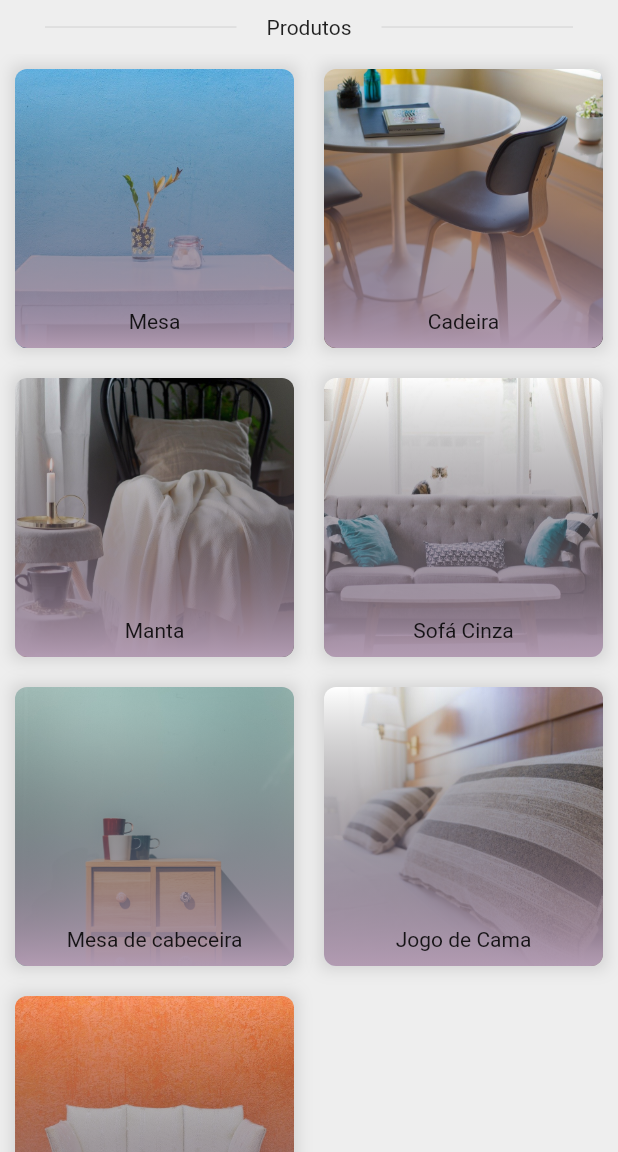
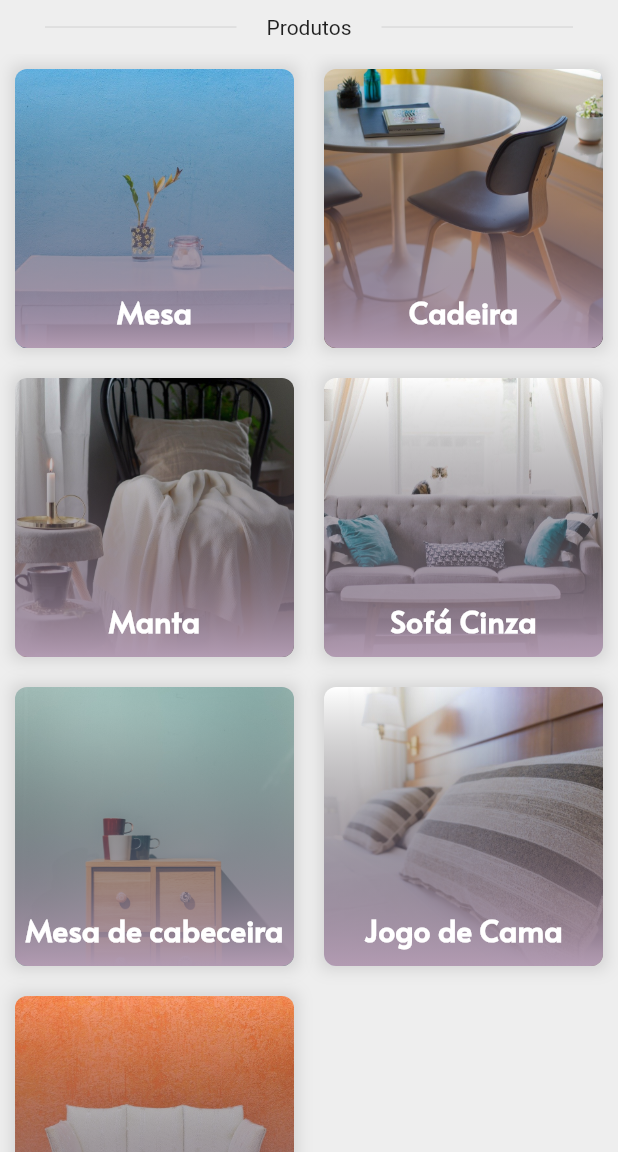
Before and after one commit to AdoniroSalles/lojinha_alura, a Flutter app: the screen it shows after launch, on a phone screen of 412 x 824 dp, the part 84-1236 px from its top. Run offline on Flutter 3.47's test engine with Material 2 defaults, Android fonts, the phone set to English and light mode, and no system bars.

Commit message:
create details page

```diff
--- a/lib/main.dart
+++ b/lib/main.dart
@@ -2,6 +2,7 @@ import 'package:flutter/material.dart';
 import 'package:loja_alura/pages/carrinho.dart';
 import 'package:loja_alura/pages/detalhes.dart';
 import 'package:loja_alura/pages/inicio.dart';
+import 'package:loja_alura/paleta_cores.dart';
 
 void main() {
   runApp(MyApp());
@@ -14,7 +15,21 @@ class MyApp extends StatelessWidget {
       debugShowCheckedModeBanner: false,
       title: 'Flutter Demo',
       theme: ThemeData(
-        primarySwatch: Colors.blue,
+        primarySwatch: PaletaCores().lilas,
+        textTheme: TextTheme(
+          headline1: TextStyle(
+            fontSize: 20,
+            fontFamily: 'Alata',
+            fontWeight: FontWeight.bold,
+            color: Colors.black,
+          ),
+          headline2: TextStyle(
+            fontSize: 20,
+            fontFamily: 'Alata',
+            fontWeight: FontWeight.bold,
+            color: Colors.white,
+          ),
+        ),
       ),
       home: InicioPage(),
       routes: {
--- a/lib/pages/inicio.dart
+++ b/lib/pages/inicio.dart
@@ -1,5 +1,4 @@
 import 'package:flutter/material.dart';
-import 'package:loja_alura/pages/detalhes.dart';
 import 'package:loja_alura/widgets/appbar_custom.dart';
 import 'package:loja_alura/widgets/GridProdutos/gridprodutos.dart';
 
--- /dev/null
+++ b/lib/paleta_cores.dart
@@ -0,0 +1,18 @@
+import 'package:flutter/material.dart';
+
+class PaletaCores {
+  static Map<int, Color> _amostraLilas = {
+    50: Color.fromRGBO(178, 155, 178, 0.05),
+    100: Color.fromRGBO(178, 155, 178, 0.1),
+    200: Color.fromRGBO(178, 155, 178, 0.2),
+    300: Color.fromRGBO(178, 155, 178, 0.3),
+    400: Color.fromRGBO(178, 155, 178, 0.4),
+    500: Color.fromRGBO(178, 155, 178, 0.5),
+    600: Color.fromRGBO(178, 155, 178, 0.6),
+    700: Color.fromRGBO(178, 155, 178, 0.7),
+    800: Color.fromRGBO(178, 155, 178, 0.8),
+    900: Color.fromRGBO(178, 155, 178, 0.9),
+  };
+
+  MaterialColor lilas = MaterialColor(0xFFB29BB2, _amostraLilas);
+}
--- a/lib/widgets/GridProdutos/degrade_element_gridprodutos.dart
+++ b/lib/widgets/GridProdutos/degrade_element_gridprodutos.dart
@@ -8,7 +8,10 @@ class DegradeGrideProdutos extends StatelessWidget {
         gradient: LinearGradient(
           begin: Alignment.topCenter,
           end: Alignment.bottomCenter,
-          colors: [Colors.transparent, Color.fromRGBO(178, 155, 178, 1)],
+          colors: [
+            Colors.transparent,
+            Theme.of(context).primaryColor,
+          ],
         ),
       ),
     );
--- a/lib/widgets/GridProdutos/elemento_gridprodutos.dart
+++ b/lib/widgets/GridProdutos/elemento_gridprodutos.dart
@@ -1,5 +1,6 @@
 import 'package:flutter/material.dart';
 import 'package:loja_alura/models/movel.dart';
+import 'package:loja_alura/pages/detalhes.dart';
 import 'package:loja_alura/widgets/GridProdutos/degrade_element_gridprodutos.dart';
 import 'package:loja_alura/widgets/GridProdutos/imagem_elemento_gridprodutos.dart';
 import 'package:loja_alura/widgets/GridProdutos/titulo_elemento_gridprodutos.dart';
@@ -11,7 +12,18 @@ class ElementoGridProtudos extends StatelessWidget {
 
   @override
   Widget build(BuildContext context) {
-    return Container(
+    return InkWell(
+      onTap: () {
+        Navigator.push(
+          context,
+          MaterialPageRoute(
+            builder: (context) => DetalhesPage(
+              movel: movel,
+            ),
+          ),
+        );
+      },
+      child: Container(
         decoration: BoxDecoration(
           boxShadow: [
             BoxShadow(
@@ -35,6 +47,7 @@ class ElementoGridProtudos extends StatelessWidget {
             ],
           ),
         ),
+      ),
     );
   }
 }
--- a/lib/widgets/GridProdutos/titulo_elemento_gridprodutos.dart
+++ b/lib/widgets/GridProdutos/titulo_elemento_gridprodutos.dart
@@ -9,7 +9,10 @@ class TituloElementoGridProdutos extends StatelessWidget {
   Widget build(BuildContext context) {
     return Positioned(
       bottom: 10,
-      child: Text(titulo),
+      child: Text(
+        titulo,
+        style: Theme.of(context).textTheme.headline2,
+      ),
     );
   }
 }
```
Also changed, not shown: lib/pages/detalhes.dart (+28 -9 lines), lib/widgets/CardDetalhes/card_detalhes.dart (added, +46 -0 lines), lib/widgets/CardDetalhes/text_detalhes.dart (added, +30 -0 lines), pubspec.yaml (+5 -11 lines), pubspec.lock. Lines whose indentation alone changed are shown as unchanged.
